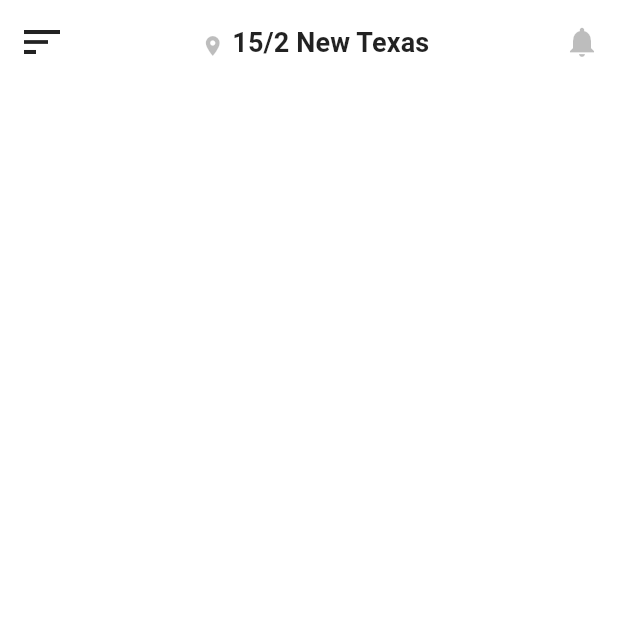
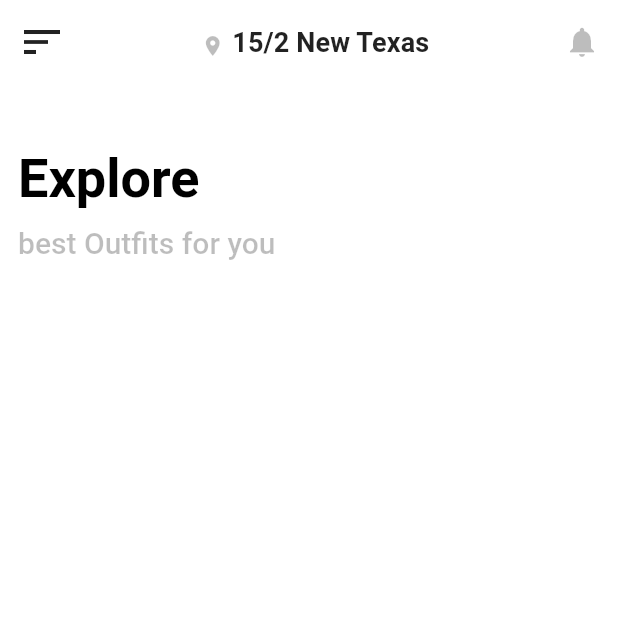
Before and after one commit to khanhld1910/flutter-shop, a Flutter app: the screen it shows after launch, on a phone screen of 412 x 824 dp, the top half of it. Run offline on Flutter 3.47's test engine with Material 2 defaults, Android fonts, the phone set to English and light mode, and no system bars.

Commit message:
wip create shop UI

```diff
--- a/ecommerce/lib/main.dart
+++ b/ecommerce/lib/main.dart
@@ -24,8 +24,8 @@ class MyApp extends StatelessWidget {
           ),
           textTheme: const TextTheme(
             titleLarge: TextStyle(
-              fontSize: 30,
-              fontWeight: FontWeight.bold,
+              fontSize: 36,
+              fontWeight: FontWeight.w600,
               color: Colors.black,
             ),
             titleMedium: TextStyle(
--- a/ecommerce/lib/screens/shop.dart
+++ b/ecommerce/lib/screens/shop.dart
@@ -49,6 +49,27 @@ class ShopPage extends StatelessWidget {
           ),
         ],
       ),
+      body: Padding(
+        padding: const EdgeInsets.all(12.0),
+        child: Wrap(
+          direction: Axis.vertical,
+          spacing: 10,
+          children: <Widget>[
+            const SizedBox(height: 20),
+            Text(
+              'Explore',
+              style: Theme.of(context).textTheme.titleLarge,
+            ),
+            Text(
+              'best Outfits for you',
+              style: Theme.of(context)
+                  .textTheme
+                  .bodyLarge!
+                  .copyWith(color: Colors.black26, fontSize: 20),
+            ),
+          ],
+        ),
+      ),
     );
   }
 }
```
